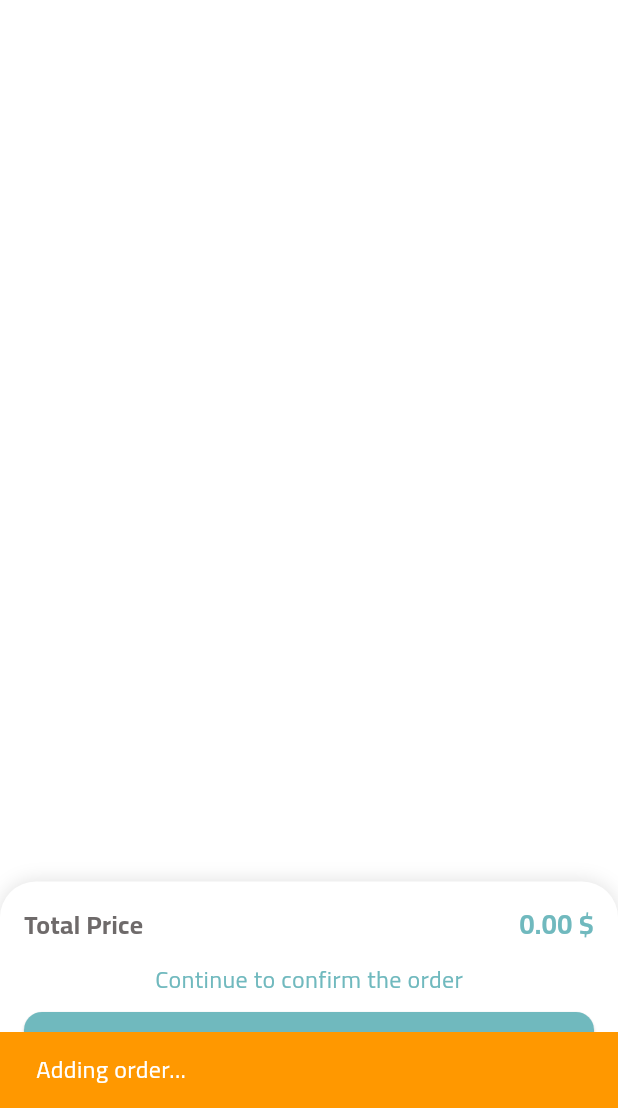
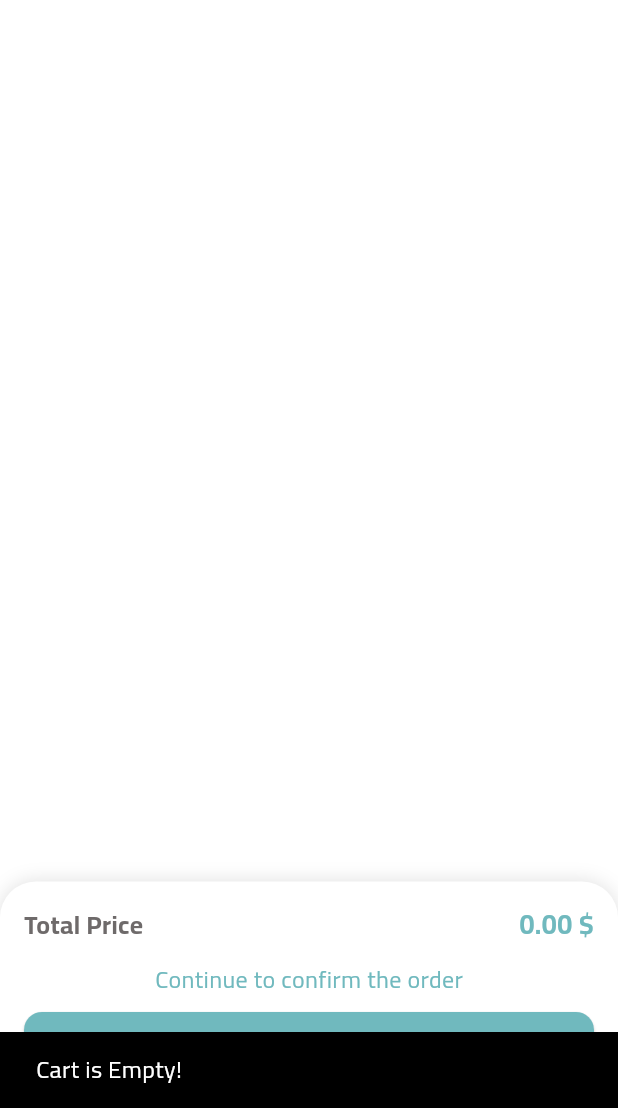
Before and after one commit to KafaaCode/Packaging-Application, a Flutter app: the CartDetailsPage screen opened directly, after a tap on "Pay", on a phone screen of 412 x 824 dp, the part 128-1236 px from its top. Run offline on Flutter 3.47's test engine with Material 3 defaults, Android fonts, the phone set to English and light mode, and no system bars; our stand-ins replace bloc, dartz, dio, equatable, fluro, flutter_bloc and 9 more; network calls fail.

Commit message:
fix add to cart

```diff
--- a/lib/core/routes/routes_name.dart
+++ b/lib/core/routes/routes_name.dart
@@ -11,5 +11,5 @@ class RoutesNames {
   static const String products = '/products';
   static const String notFoundRoute = '/404';
   static const String details = '/details';
-
+  static const String myOrders = '/myOrders';
 }
--- a/lib/core/services/services_locator.dart
+++ b/lib/core/services/services_locator.dart
@@ -14,6 +14,7 @@ import 'package:frip_trading/src/features/inital/presentation/inital/inital_bloc
 import 'package:frip_trading/src/presentation/controllers/auth/auth_bloc.dart';
 import 'package:frip_trading/src/presentation/controllers/cart/cart_bloc.dart';
 import 'package:frip_trading/src/presentation/controllers/category/category_bloc.dart';
+import 'package:frip_trading/src/presentation/controllers/main_bage/main_page_bloc.dart';
 import 'package:frip_trading/src/presentation/controllers/myorder/myorder_bloc.dart';
 import 'package:frip_trading/src/presentation/controllers/products/products_bloc.dart';
 import 'package:get_it/get_it.dart';
@@ -37,6 +38,9 @@ class ServicesLocator {
   }
 
   void _mainSl() {
+    sl.registerLazySingleton(
+      () => MainPageBloc(sl()),
+    );
     sl.registerLazySingleton<BaseMainRepository>(
         () => MainRepository(mainRemoteDataSource: sl()));
     sl.registerLazySingleton<BaseMainRemoteDataSource>(
--- a/lib/src/presentation/controllers/main_bage/main_page_event.dart
+++ b/lib/src/presentation/controllers/main_bage/main_page_event.dart
@@ -3,10 +3,12 @@ part of 'main_page_bloc.dart';
 @freezed
 class MainPageEvent with _$MainPageEvent {
   const factory MainPageEvent.navigateToTab(int index) = NavigateToTab;
+  const factory MainPageEvent.resetState() = _ResetState;
   const factory MainPageEvent.sendSupport(
       {required String title,
       required String message,
       required String senderName,
       required String senderEmail}) = _SendSupport;
-        const factory MainPageEvent.addOrder({required Map<String, dynamic> orderData}) =_AddOrder;
+  const factory MainPageEvent.addOrder(
+      {required Map<String, dynamic> orderData}) = _AddOrder;
 }
--- a/lib/src/presentation/screens/main/cart.dart
+++ b/lib/src/presentation/screens/main/cart.dart
@@ -2,11 +2,14 @@ import 'package:flutter/material.dart';
 import 'package:flutter_bloc/flutter_bloc.dart';
 import 'package:flutter_svg/flutter_svg.dart';
 import 'package:frip_trading/core/localization/generated/l10n.dart';
+import 'package:frip_trading/core/routes/router_screens.dart';
+import 'package:frip_trading/core/routes/routes_name.dart';
 import 'package:frip_trading/src/data/models/models.dart';
 import 'package:frip_trading/src/presentation/controllers/cart/cart_bloc.dart';
 import 'package:frip_trading/src/presentation/controllers/counter/counter_bloc.dart';
 import 'package:frip_trading/src/presentation/controllers/main_bage/main_page_bloc.dart';
 import 'package:frip_trading/src/presentation/screens/auth/widgets/cart_widget.dart';
+import 'package:frip_trading/src/presentation/screens/main/main_page.dart';
 
 class CartDetailsPage extends StatelessWidget {
   const CartDetailsPage({super.key});
@@ -19,14 +22,16 @@ class CartDetailsPage extends StatelessWidget {
       listener: (context, state) {
         if (state.isLoading) {
           // عند تحميل البيانات
-          ScaffoldMessenger.of(context).showSnackBar(
-            SnackBar(
-              content: Text(lang.Addingorder),
-              backgroundColor: Colors.orange,
-              duration: Duration(seconds: 1),
-            ),
-          );
-        } else if (state.successMessage != '') {
+          // ScaffoldMessenger.of(context).showSnackBar(
+          //   SnackBar(
+          //     content: Text(lang.Addingorder),
+          //     backgroundColor: Colors.orange,
+          //     // duration: Duration(seconds: 1),
+          //   ),
+          // );
+        }
+        if (state.successMessage != null) {
+          context.read<CartBloc>().add(const CartEvent.clearCart());
           // في حالة النجاح
           ScaffoldMessenger.of(context).showSnackBar(
             SnackBar(
@@ -35,10 +40,14 @@ class CartDetailsPage extends StatelessWidget {
               duration: Duration(seconds: 1),
             ),
           );
-          context.read<MainPageBloc>().emit(
-                state.copyWith(successMessage: ''),
-              );
-        } else if (state.errorMessage != '') {
+          context.read<MainPageBloc>().add(const MainPageEvent.resetState());
+
+          // context.read<MainPageBloc>().add(const MainPageEvent.resetState());
+          // AppRouter.router.navigateTo(context, RoutesNames.myOrders);
+          // Navigator.pop(context);
+          // state.copyWith(errorMessage: '',isLoading: false,successMessage: '');
+        } else if (state.errorMessage != null &&
+            state.errorMessage!.isNotEmpty) {
           // في حالة حدوث خطأ
           ScaffoldMessenger.of(context).showSnackBar(
             SnackBar(
@@ -47,9 +56,10 @@ class CartDetailsPage extends StatelessWidget {
               duration: Duration(seconds: 1),
             ),
           );
-          context.read<MainPageBloc>().emit(
-                state.copyWith(errorMessage: ''),
-              );
+          // context.read<MainPageBloc>().emit(
+          //       state.copyWith(errorMessage: ''),
+          //     );
+          state.errorMessage == '';
         }
       },
       child: Scaffold(
@@ -153,6 +163,11 @@ class CartDetailsPage extends StatelessWidget {
                             ),
                           ),
                           onPressed: () {
+                            if (state.total_price == 0) {
+                              ScaffoldMessenger.of(context).showSnackBar(
+                                  SnackBar(content: Text('Cart is Empty!')));
+                              return;
+                            } else {
                               context.read<MainPageBloc>().add(
                                     MainPageEvent.addOrder(
                                       orderData: generateOrderDataFromState(
@@ -161,6 +176,9 @@ class CartDetailsPage extends StatelessWidget {
                                       ),
                                     ),
                                   );
+                            }
+                            // AppRouter.router
+                            //     .navigateTo(context, RoutesNames.myOrders);
                           },
                           child: Text(
                             lang.payButton,
--- a/lib/src/presentation/screens/main/detils_order.dart
+++ b/lib/src/presentation/screens/main/detils_order.dart
@@ -28,7 +28,7 @@ class OrderDetailsPage extends StatelessWidget {
               children: [
                 Text(
                   lang.orderDetailsTitle,
-                  style: TextStyle(
+                  style: const TextStyle(
                     color: Color(0xFF70b9be),
                     fontWeight: FontWeight.bold,
                     fontSize: 24,
@@ -58,7 +58,7 @@ class OrderDetailsPage extends StatelessWidget {
               children: [
                 Text(
                   lang.TotalPrice,
-                  style: TextStyle(
+                  style: const TextStyle(
                     color: Color(0xFF70b9be),
                     fontWeight: FontWeight.bold,
                     fontSize: 18,
@@ -66,7 +66,7 @@ class OrderDetailsPage extends StatelessWidget {
                 ),
                 Text(
                   '\$${order.total_price}',
-                  style: TextStyle(
+                  style: const TextStyle(
                     color: Color(0xFF70b9be),
                     fontWeight: FontWeight.bold,
                     fontSize: 20,
--- a/lib/src/presentation/screens/main/my_order.dart
+++ b/lib/src/presentation/screens/main/my_order.dart
@@ -52,6 +52,11 @@ class _MyOrdersPageState extends State<MyOrdersPage> {
       created_at: DateTime.now().subtract(const Duration(days: 1)),
     ),
   ];
+  @override
+  void initState() {
+    context.read<MyOrdersBloc>().add(MyOrdersEvent.getMyOrders());
+    super.initState();
+  }
 
   @override
   Widget build(BuildContext context) {
```
Also changed, not shown: lib/core/routes/routers_define.dart (+9 -1 lines), lib/main.dart (+5 -5 lines), lib/src/presentation/controllers/main_bage/main_page_bloc.dart (+5 -3 lines), lib/src/presentation/screens/auth/widgets/cart_widget.dart (+7 -5 lines), lib/src/presentation/screens/main/supports_page.dart (+11 -11 lines), lib/src/presentation/controllers/main_bage/main_page_bloc.freezed.dart. Lines whose indentation alone changed are shown as unchanged.
